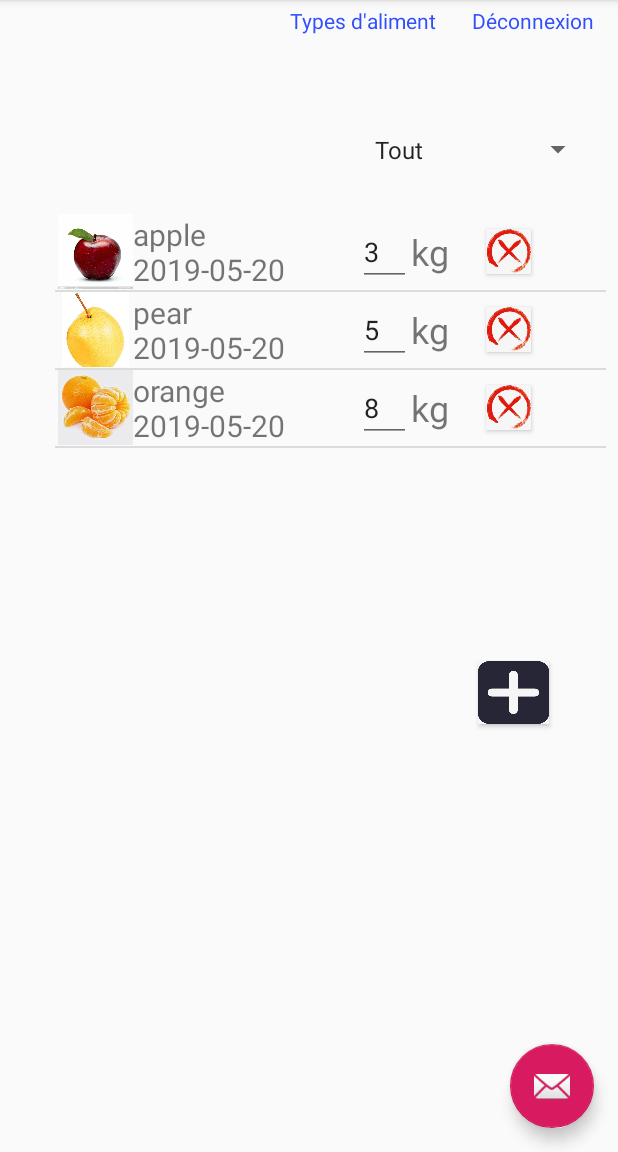
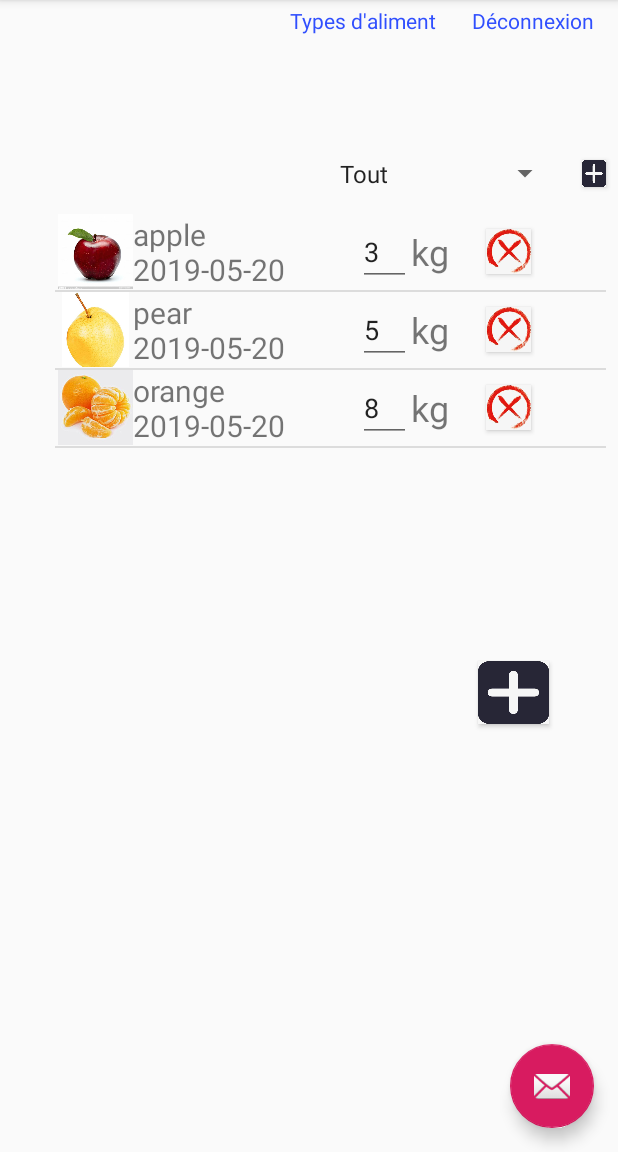
Before and after one commit to wanghanting/ihm-android, an Android app: the screen it shows after launch (MainActivity), on a phone screen of 412 x 824 dp, the part 84-1236 px from its top. Run offline under Robolectric (Android 15) with nearby library versions, the phone set to English and light mode, and no system bars; plain views replace TwitterLoginButton.

Commit message:
Ajouter le button pour Ajouter un nouveau type.

```diff
--- a/app/src/main/java/com/example/ihm_android/Data.java
+++ b/app/src/main/java/com/example/ihm_android/Data.java
@@ -36,7 +36,6 @@ public class Data extends Application {
             initialAlimentList();
             initialFoodList();
             initialTypeList();
-            initialButtonList();
             initalFoodListByType();
             init_type_aliment_name();
             init_type_aliment_picture();
@@ -93,20 +92,7 @@ public class Data extends Application {
         this.type_list.add(new Type("fruit"));
         this.type_list.add(new Type("légume"));
         this.type_list.add(new Type("boisson"));
-        this.type_list.add(new Type("+"));
     }
-
-
-    void initialButtonList (){
-        this.getButton_list().clear();
-        for (int i = 0; i < this.type_list.size(); i++) {
-            Type type = this.type_list.get(i);
-            Map<String, Object> map = new HashMap<String, Object>();
-            map.put("nom", type.getNom());
-            this.button_list.add(map);
-        }
-    }
-
 
 
     ArrayList<Map<String,Object>> getFood_list(){ return this.food_list;}
@@ -117,7 +103,7 @@ public class Data extends Application {
 
     ArrayList<String> getTypes(){
         ArrayList<String> types = new ArrayList<>();
-        for(int i = 1;i < this.type_list.size()-1;i++){
+        for(int i = 1;i < this.type_list.size();i++){
             types.add(this.type_list.get(i).getNom());
         }
         return types;
@@ -125,7 +111,7 @@ public class Data extends Application {
 
     ArrayList<String> getAllType(){
         ArrayList<String> types = new ArrayList<>();
-        for(int i = 0;i < this.type_list.size()-1;i++){
+        for(int i = 0;i < this.type_list.size();i++){
             types.add(this.type_list.get(i).getNom());
         }
         return types;
@@ -207,5 +193,9 @@ public class Data extends Application {
         map.put("supprimer", R.drawable.cross);
         this.food_list.add(map);
     }
+
+    void addType(Type type){
+        this.type_list.add(type);
+    }
     void setFlagnum(int flag){this.flagnum=flag;}
 }
--- a/app/src/main/java/com/example/ihm_android/MainActivity.java
+++ b/app/src/main/java/com/example/ihm_android/MainActivity.java
@@ -1,10 +1,12 @@
 package com.example.ihm_android;
 
 import android.annotation.SuppressLint;
+import android.app.Dialog;
 import android.app.Notification;
 import android.app.NotificationManager;
 import android.app.PendingIntent;
 import android.content.Context;
+import android.content.DialogInterface;
 import android.content.Intent;
 import android.graphics.Bitmap;
 import android.os.Bundle;
@@ -16,10 +18,12 @@ import android.support.v4.app.NotificationCompat;
 import android.support.v4.view.GravityCompat;
 import android.support.v4.widget.DrawerLayout;
 import android.support.v7.app.ActionBarDrawerToggle;
+import android.support.v7.app.AlertDialog;
 import android.support.v7.app.AppCompatActivity;
 import android.support.v7.widget.Toolbar;
 import android.text.Editable;
 import android.text.TextWatcher;
+import android.view.LayoutInflater;
 import android.view.Menu;
 import android.view.MenuItem;
 import android.view.View;
@@ -46,9 +50,11 @@ public class MainActivity extends AppCompatActivity implements NavigationView.On
     private Context mContext;
     private TextView mTextMessage, tvDeconnexionLink, tvListeAlimentLink;
     private Button ajouterButton;
+    private Button bAddFoodType;
     private ListView listViewAliment;
     private Spinner listType;
     private String path= "Environment.getExternalStorageDirectory()";
+    Data data= (Data)getApplication();
 
     private class MySimpleAdapter extends SimpleAdapter {
         @Override
@@ -74,7 +80,6 @@ public class MainActivity extends AppCompatActivity implements NavigationView.On
 
                 @Override
                 public void onClick(View v) {
-                    Data data= (Data)getApplication();
                     data.getFood_list().remove((int)v.getTag());
                     notifyDataSetChanged();
 //                    mNotificationManager.notify(2, mBuilder.build());
@@ -86,7 +91,6 @@ public class MainActivity extends AppCompatActivity implements NavigationView.On
 
                 @Override
                 public void onClick(View v) {
-                    Data data = (Data)getApplication();
                     data.setFlagnum(Integer.parseInt(v.getTag().toString()));
                     Intent intent = new Intent();
                     intent.setClass(MainActivity.this, ChangerAliment.class);
@@ -113,7 +117,6 @@ public class MainActivity extends AppCompatActivity implements NavigationView.On
                         }
 
                         public void afterTextChanged(Editable edit) {
-                            Data data = (Data) getApplication();
                             data.getAliment_list().get((int) v.getTag()).setQuantite(Integer.parseInt(num.getText().toString()));
                             data.initialFoodList();
                         }
@@ -136,7 +139,7 @@ public class MainActivity extends AppCompatActivity implements NavigationView.On
         Toolbar toolbar = (Toolbar) findViewById(R.id.toolbar);
         setSupportActionBar(toolbar);
         mTextMessage = (TextView) findViewById(R.id.message);
-        Data data= (Data)getApplication();
+        final Data data1= (Data)getApplication();
         listViewAliment = (ListView)findViewById(R.id.list_food) ;
 
         final NotificationManager mNotificationManager = (NotificationManager) getSystemService(NOTIFICATION_SERVICE);
@@ -152,7 +155,7 @@ public class MainActivity extends AppCompatActivity implements NavigationView.On
                 .setDefaults(Notification.DEFAULT_VIBRATE)
                 .setSmallIcon(R.drawable.ic_notifications_black_24dp);
 
-        final MySimpleAdapter adapter = new MySimpleAdapter(this,data.getFood_list_by_type(),R.layout.list_item2,new String[] {"image", "aliment","num","unite","supprimer"}, new int[] {R.id.imaAliment,R.id.aliInfo,R.id.numCurrent,R.id.unite,R.id.supprimer});
+        final MySimpleAdapter adapter = new MySimpleAdapter(this,data1.getFood_list_by_type(),R.layout.list_item2,new String[] {"image", "aliment","num","unite","supprimer"}, new int[] {R.id.imaAliment,R.id.aliInfo,R.id.numCurrent,R.id.unite,R.id.supprimer});
         listViewAliment.setAdapter(adapter);
         listViewAliment.setOnItemClickListener(new AdapterView.OnItemClickListener(){
             @Override
@@ -162,24 +165,47 @@ public class MainActivity extends AppCompatActivity implements NavigationView.On
         });
 
         listType = (Spinner)findViewById(R.id.spinner);
-        final ArrayList<String> array = data.getAllType();
-        ArrayAdapter<String> adapter_type=new ArrayAdapter<String>(this,android.R.layout.simple_spinner_item,array);
+        final ArrayAdapter<String> adapter_type=new ArrayAdapter<String>(this,android.R.layout.simple_spinner_item,data1.getAllType());
         adapter_type.setDropDownViewResource(android.R.layout.simple_spinner_dropdown_item);
         listType.setAdapter(adapter_type);
         listType.setOnItemSelectedListener(new AdapterView.OnItemSelectedListener() {
             @Override
             public void onItemSelected(AdapterView<?> parent, View view, int position, long id) {
-                Data data = (Data)getApplication();
                 String type = listType.getSelectedItem().toString();
-                data.setType(type);
-                data.initalFoodListByType();
+                data1.setType(type);
+                data1.initalFoodListByType();
                 adapter.notifyDataSetChanged();
-                Toast.makeText(MainActivity.this, "点击了" + array.get(position), Toast.LENGTH_SHORT).show();
+                Toast.makeText(MainActivity.this, "点击了" + position, Toast.LENGTH_SHORT).show();
             }
 
             @Override
             public void onNothingSelected(AdapterView<?> parent) {
 
+            }
+        });
+
+        bAddFoodType = (Button) findViewById(R.id.ajouter_type);
+        bAddFoodType.setOnClickListener(new View.OnClickListener() {
+            @Override
+            public void onClick(View v) {
+                View view = (LayoutInflater.from(MainActivity.this)).inflate(R.layout.activity_user_input_food_type, null);
+
+                AlertDialog.Builder alertBuilder = new AlertDialog.Builder(MainActivity.this);
+                alertBuilder.setView(view);
+                final EditText edUserInputFoodType = (EditText) view.findViewById(R.id.edUserInputFoodType);
+
+                alertBuilder.setCancelable(true).setPositiveButton("OK", new DialogInterface.OnClickListener() {
+                    @Override
+                    public void onClick(DialogInterface dialogInterface, int i) {
+                        if (!edUserInputFoodType.getText().toString().isEmpty()){
+                            data1.addType(new Type(edUserInputFoodType.getText().toString()));
+                        }
+                        adapter_type.notifyDataSetChanged();
+                        startActivity(new Intent(MainActivity.this, MainActivity.class));
+                    }
+                });
+                Dialog dialog = alertBuilder.create();
+                dialog.show();
             }
         });
 
--- a/app/src/main/res/layout/activity_main.xml
+++ b/app/src/main/res/layout/activity_main.xml
@@ -6,6 +6,16 @@
     android:layout_width="match_parent"
     android:layout_height="match_parent"
     tools:context=".MainActivity">
+
+    <Button
+        android:id="@+id/ajouter_type"
+        android:layout_width="16dp"
+        android:layout_height="18dp"
+        android:layout_marginBottom="18dp"
+        android:background="@drawable/add"
+        android:visibility="visible"
+        app:layout_constraintBottom_toTopOf="@+id/list_food"
+        app:layout_constraintEnd_toEndOf="@+id/list_food" />
 
     <TextView
         android:id="@+id/message"
@@ -72,13 +82,16 @@
 
     <Spinner
         android:id="@+id/spinner"
-        android:layout_width="154dp"
+        android:layout_width="155dp"
         android:layout_height="30dp"
+        android:layout_marginStart="88dp"
         android:layout_marginEnd="8dp"
-        android:layout_marginBottom="28dp"
+        android:layout_marginBottom="12dp"
         android:spinnerMode="dropdown"
         app:layout_constraintBottom_toTopOf="@+id/list_food"
-        app:layout_constraintEnd_toEndOf="@+id/list_food" />
+        app:layout_constraintEnd_toStartOf="@+id/ajouter_type"
+        app:layout_constraintHorizontal_bias="0.939"
+        app:layout_constraintStart_toStartOf="@+id/list_food" />
 
     <!--<com.twitter.sdk.android.core.identity.TwitterLoginButton-->
         <!--android:id="@+id/login_button"-->
```
